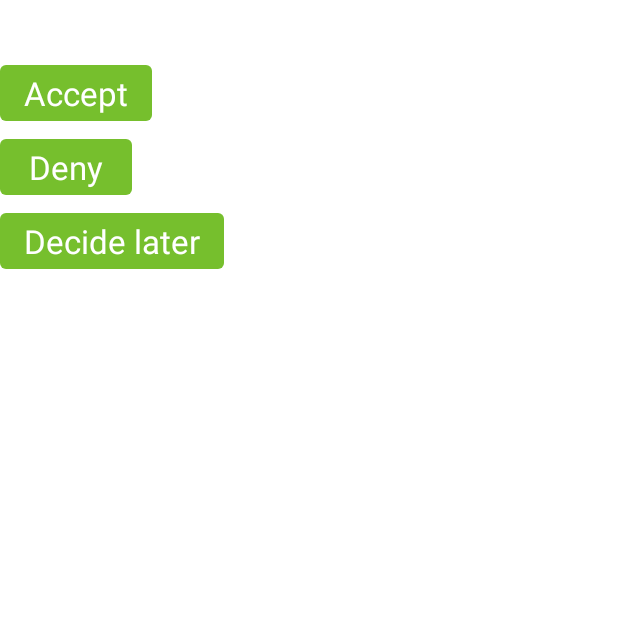
After one commit to Mools222/Consentcoin, an Android app: the ProcessRequestActivity screen opened directly, with no data from a screen before it, on a phone screen of 412 x 824 dp, the top half of it. The commit adds this screen. Run offline under Robolectric (Android 15) with nearby library versions, the phone set to English and light mode, and no system bars.

Commit message:
Added processing requests.

```diff
--- a/app/build.gradle
+++ b/app/build.gradle
@@ -43,5 +43,4 @@ dependencies {
     implementation 'com.firebaseui:firebase-ui-auth:4.3.2' // FirebaseUI (https://firebase.google.com/docs/auth)
 
 
-
 }
--- a/app/src/main/AndroidManifest.xml
+++ b/app/src/main/AndroidManifest.xml
@@ -16,6 +16,7 @@
                 <category android:name="android.intent.category.LAUNCHER" />
             </intent-filter>
         </activity>
+        <activity android:name=".ProcessRequestActivity"></activity>
     </application>
 
 </manifest>
--- a/app/src/main/java/com/thomosim/consentcoin/Persistens/Contract.java
+++ b/app/src/main/java/com/thomosim/consentcoin/Persistens/Consentcoin.java
@@ -2,13 +2,13 @@ package com.thomosim.consentcoin.Persistens;
 
 import java.io.Serializable;
 
-public class Contract implements Serializable {
+public class Consentcoin implements Serializable {
     private String contractId;
     private String contractType;
     private String memberId;
     private String organizationId;
 
-    public Contract(String contractId, String contractType, String memberId, String organizationId) {
+    public Consentcoin(String contractId, String contractType, String memberId, String organizationId) {
         this.contractId = contractId;
         this.contractType = contractType;
         this.memberId = memberId;
--- a/app/src/main/java/com/thomosim/consentcoin/Persistens/PermissionRequest.java
+++ b/app/src/main/java/com/thomosim/consentcoin/Persistens/PermissionRequest.java
@@ -1,6 +1,8 @@
 package com.thomosim.consentcoin.Persistens;
 
-public class PermissionRequest {
+import java.io.Serializable;
+
+public class PermissionRequest implements Serializable {
 
     private String id;
     private String organization;
--- /dev/null
+++ b/app/src/main/java/com/thomosim/consentcoin/ProcessRequestActivity.java
@@ -0,0 +1,53 @@
+package com.thomosim.consentcoin;
+
+import androidx.appcompat.app.AppCompatActivity;
+
+import android.app.Activity;
+import android.content.Intent;
+import android.os.Bundle;
+import android.view.View;
+import android.widget.TextView;
+
+import com.thomosim.consentcoin.Persistens.PermissionRequest;
+
+public class ProcessRequestActivity extends AppCompatActivity {
+
+    private Intent returnIntent;
+    private int position;
+
+    @Override
+    protected void onCreate(Bundle savedInstanceState) {
+        super.onCreate(savedInstanceState);
+        setContentView(R.layout.activity_process_request);
+
+        TextView textView = findViewById(R.id.tv_process_request);
+
+        Intent startIntent = getIntent();
+
+        if (startIntent.hasExtra("PR") && startIntent.hasExtra("POS")) {
+            PermissionRequest permissionRequest = (PermissionRequest) startIntent.getSerializableExtra("PR");
+            position = startIntent.getIntExtra("POS", -1);
+            textView.setText("ID: " + permissionRequest.getId());
+        }
+
+        returnIntent = new Intent();
+        returnIntent.putExtra("POS", position);
+        setResult(Activity.RESULT_OK, returnIntent);
+    }
+
+    public void accept(View view) {
+        returnIntent.putExtra("BOOLEAN", true);
+        finish();
+    }
+
+    public void deny(View view) {
+        returnIntent.putExtra("BOOLEAN", false);
+        finish();
+
+    }
+
+    public void later(View view) {
+        returnIntent.putExtra("LATER", "later");
+        finish();
+    }
+}
--- /dev/null
+++ b/app/src/main/res/layout/activity_process_request.xml
@@ -0,0 +1,41 @@
+<?xml version="1.0" encoding="utf-8"?>
+<LinearLayout xmlns:android="http://schemas.android.com/apk/res/android"
+    xmlns:app="http://schemas.android.com/apk/res-auto"
+    xmlns:tools="http://schemas.android.com/tools"
+    android:layout_width="match_parent"
+    android:layout_height="match_parent"
+    tools:context=".ProcessRequestActivity"
+    android:orientation="vertical">
+
+    <TextView
+        android:id="@+id/tv_process_request"
+        android:layout_width="wrap_content"
+        android:layout_height="wrap_content"
+        android:fontFamily="@font/vollkorn"
+        android:textSize="30dp" />
+
+    <com.google.android.material.button.MaterialButton
+        style="@style/Widget.MaterialComponents.Button.UnelevatedButton"
+        android:layout_width="wrap_content"
+        android:layout_height="wrap_content"
+        android:text="Accept"
+        android:onClick="accept"
+        android:textAppearance="@style/TextAppearance.AppCompat.Large" />
+
+    <com.google.android.material.button.MaterialButton
+        style="@style/Widget.MaterialComponents.Button.UnelevatedButton"
+        android:layout_width="wrap_content"
+        android:layout_height="wrap_content"
+        android:text="Deny"
+        android:onClick="deny"
+        android:textAppearance="@style/TextAppearance.AppCompat.Large" />
+
+    <com.google.android.material.button.MaterialButton
+        style="@style/Widget.MaterialComponents.Button.UnelevatedButton"
+        android:layout_width="wrap_content"
+        android:layout_height="wrap_content"
+        android:text="Decide later"
+        android:onClick="later"
+        android:textAppearance="@style/TextAppearance.AppCompat.Large" />
+
+</LinearLayout>
--- a/app/src/main/res/layout/content_main.xml
+++ b/app/src/main/res/layout/content_main.xml
@@ -51,7 +51,6 @@
         style="@style/Widget.MaterialComponents.Button.UnelevatedButton"
         android:layout_width="wrap_content"
         android:layout_height="wrap_content"
-        android:onClick="writeObject"
         android:text="Skriv objekt til database"
         android:textAppearance="@style/TextAppearance.AppCompat.Large" />
 
--- a/app/src/main/res/layout/dialog_create_request.xml
+++ b/app/src/main/res/layout/dialog_create_request.xml
@@ -24,7 +24,7 @@
     </RadioGroup>
 
     <ListView
-        android:id="@+id/list"
+        android:id="@+id/list_create_request"
         android:layout_width="fill_parent"
         android:layout_height="wrap_content"
         />
```
Also changed, not shown: app/src/main/java/com/thomosim/consentcoin/AdapterProcessRequest.java (added, +80 -0 lines), app/src/main/java/com/thomosim/consentcoin/MainActivity.java (+102 -53 lines), app/src/main/res/layout/adapter_process_request_item.xml (added, +23 -0 lines), app/src/main/res/layout/dialog_process_request.xml (added, +20 -0 lines).
